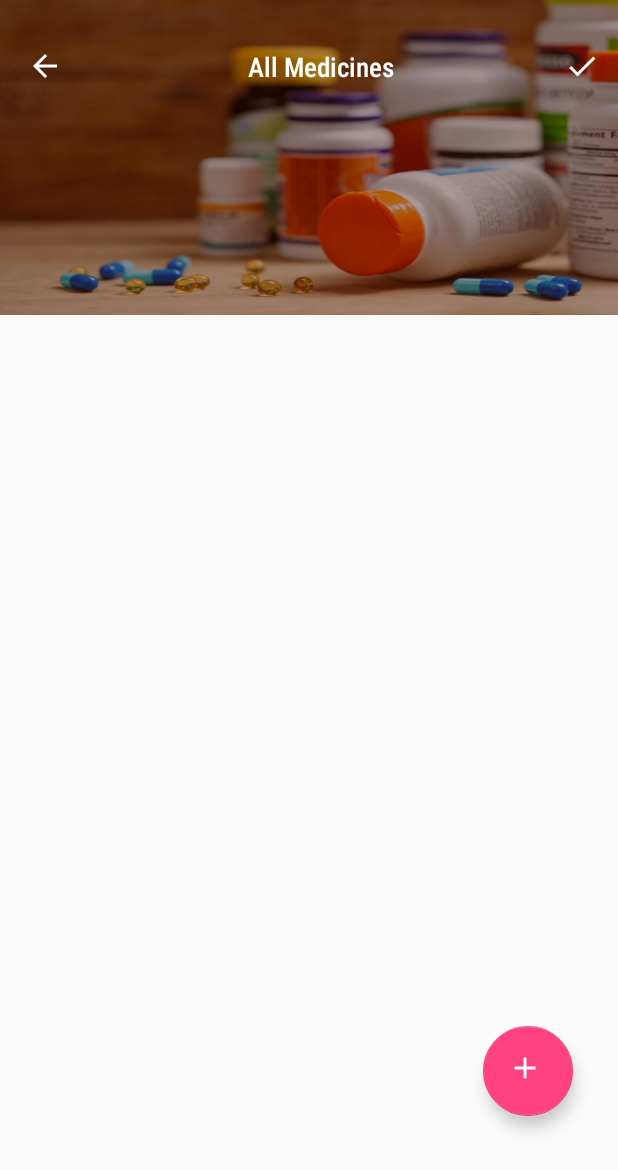
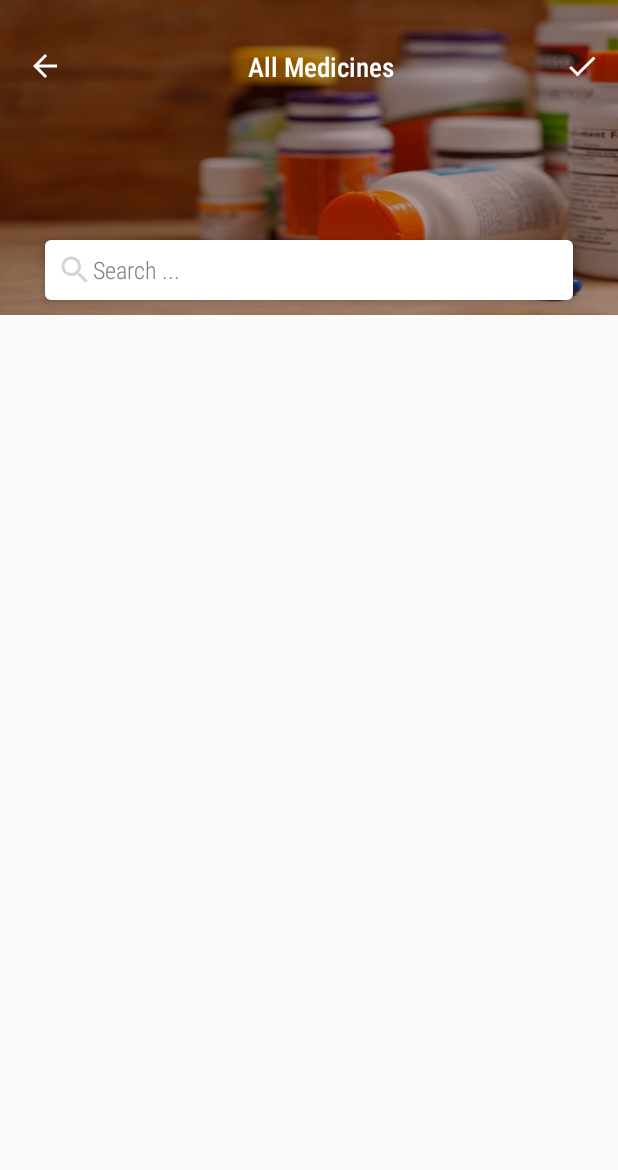
Before and after one commit to saijayant/DoctorsPrescription, an Android app: the PatientHistoryActivity screen opened directly, with no data from a screen before it, on a phone screen of 412 x 824 dp. Shown: the top 1170 px of the screen. Run offline under Robolectric (Android 15) with nearby library versions, the phone set to English and light mode, and no system bars.

Commit message:
added chages in search

```diff
--- a/app/src/main/java/com/sai_jayant/doctorprescription/PatientAdapter.java
+++ b/app/src/main/java/com/sai_jayant/doctorprescription/PatientAdapter.java
@@ -8,6 +8,8 @@ import android.support.v7.widget.RecyclerView;
 import android.view.LayoutInflater;
 import android.view.View;
 import android.view.ViewGroup;
+import android.widget.Filter;
+import android.widget.Filterable;
 import android.widget.ImageView;
 import android.widget.LinearLayout;
 import android.widget.RelativeLayout;
@@ -19,9 +21,9 @@ import java.util.ArrayList;
  * Created by Preet on 1/12/18.
  */
 
-public class PatientAdapter extends RecyclerView.Adapter<PatientAdapter.UriViewHolder> {
+public class PatientAdapter extends RecyclerView.Adapter<PatientAdapter.UriViewHolder> implements Filterable {
     private final Context ctx;
-    private final ArrayList<Patient> listName;
+    private ArrayList<Patient> listName;
     private DbHelper dbHelper;
     private SQLiteDatabase sqLiteDatabase;
 
@@ -178,7 +180,16 @@ public class PatientAdapter extends RecyclerView.Adapter<PatientAdapter.UriViewH
         return listName == null ? 0 : listName.size();
     }
 
+    @Override
+    public Filter getFilter() {
+        return null;
+    }
 
+    public void updateList(ArrayList<Patient> temp) {
+        listName = temp;
+        notifyDataSetChanged();
+
+    }
     static class UriViewHolder extends RecyclerView.ViewHolder {
 
         private  LinearLayout expand_layout;
--- a/app/src/main/res/layout/panic_layout.xml
+++ b/app/src/main/res/layout/panic_layout.xml
@@ -56,6 +56,29 @@ android:fitsSystemWindows="true">
                 android:layout_centerHorizontal="true"
                 android:layout_marginRight="10dp"
                 android:layout_marginTop="60dp" />
+
+            <EditText
+                android:id="@+id/search"
+                android:layout_width="match_parent"
+                android:layout_marginLeft="30dp"
+                android:layout_marginRight="30dp"
+                android:textColorHint="@color/gray"
+
+                android:layout_gravity="center"
+                android:elevation="4dp"
+                android:drawableLeft="@drawable/ic_search_black_24dp"
+                android:padding="8dp"
+                android:layout_alignParentBottom="true"
+                android:layout_marginTop="10dp"
+                android:layout_height="wrap_content"
+                android:layout_marginBottom="10dp"
+                android:background="@drawable/edit_text"
+                android:fontFamily="sans-serif-condensed-light"
+                android:hint="Search ... "
+                android:inputType="textPersonName"
+                android:textColor="@color/clip_color_one"
+                android:textSize="16sp" />
+
 
 
         </RelativeLayout>
@@ -133,7 +156,7 @@ android:fitsSystemWindows="true">
     android:layout_gravity="right|bottom"
     android:layout_alignParentRight="true"
     android:layout_alignParentBottom="true"
-
+android:visibility="gone"
     android:layout_marginRight="30dp"
     android:src="@drawable/ic_add_black_24dp"
     app:elevation="6dp"
--- a/app/src/main/res/values/styles.xml
+++ b/app/src/main/res/values/styles.xml
@@ -24,7 +24,6 @@
     <style name="AppTheme.NoActionBar">
         <item name="windowActionBar">false</item>
         <item name="windowNoTitle">true</item>
-        <item name="colorPrimaryDark">@color/colorPrimaryDark</item>
         <item name="android:windowTranslucentNavigation">true</item>
 
     </style>
```
Also changed, not shown: app/src/main/AndroidManifest.xml (+4 -4 lines), app/src/main/java/com/sai_jayant/doctorprescription/PatientHistoryActivity.java (+41 -0 lines).
